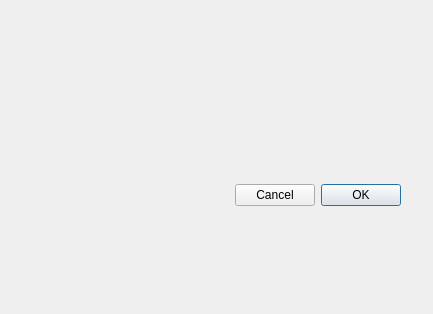
This is src/DTPySide/DTFrame/Ui_DTDialog.ui in Holence/DTPySide as Qt 5 draws it before an edit. The edited form follows.
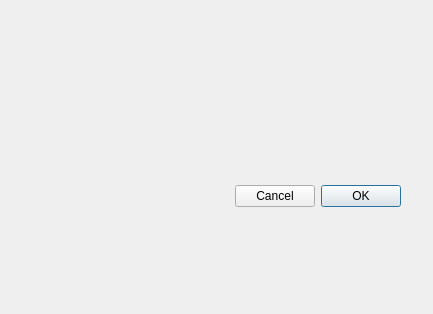
This is the edited form. Custom widgets are drawn as their Qt base class.

```diff
--- a/src/DTPySide/DTFrame/Ui_DTDialog.ui
+++ b/src/DTPySide/DTFrame/Ui_DTDialog.ui
@@ -45,7 +45,7 @@
    <item>
     <layout class="QHBoxLayout" name="centralWidget">
      <property name="leftMargin">
-      <number>9</number>
+      <number>41</number>
      </property>
      <property name="topMargin">
       <number>10</number>
@@ -54,7 +54,7 @@
       <number>32</number>
      </property>
      <property name="bottomMargin">
-      <number>10</number>
+      <number>15</number>
      </property>
     </layout>
    </item>
```
